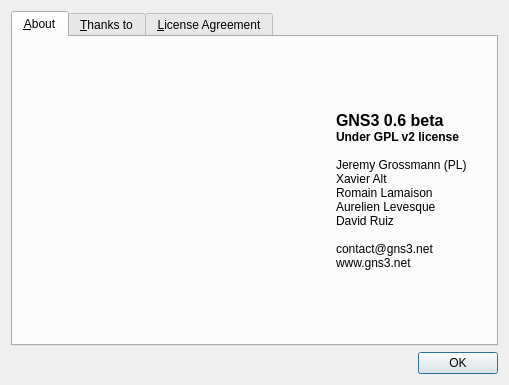
GNS3/gns3-legacy, file src/GNS3/Ui/Form_About.ui: the form before one commit.
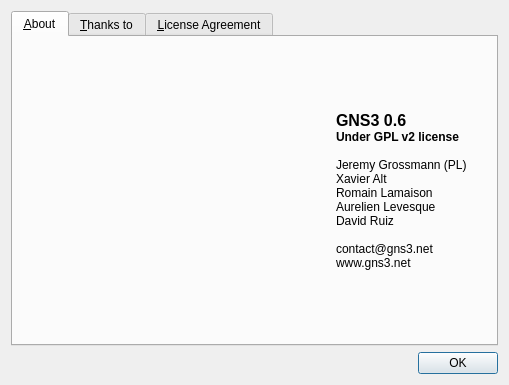
The form after the commit. Icons and pictures are not drawn.

Diff of the .ui file:
```diff
--- a/src/GNS3/Ui/Form_About.ui
+++ b/src/GNS3/Ui/Form_About.ui
@@ -45,7 +45,7 @@
           <string>&lt;html>&lt;head>&lt;meta name="qrichtext" content="1" />&lt;style type="text/css">
 p, li { white-space: pre-wrap; }
 &lt;/style>&lt;/head>&lt;body style=" font-family:'Sans Serif'; font-size:9pt; font-weight:400; font-style:normal;">
-&lt;p style=" margin-top:0px; margin-bottom:0px; margin-left:0px; margin-right:0px; -qt-block-indent:0; text-indent:0px;">&lt;span style=" font-size:12pt; font-weight:600;">GNS3 0.6 beta&lt;/span>&lt;/p>
+&lt;p style=" margin-top:0px; margin-bottom:0px; margin-left:0px; margin-right:0px; -qt-block-indent:0; text-indent:0px;">&lt;span style=" font-size:12pt; font-weight:600;">GNS3 0.6&lt;/span>&lt;/p>
 &lt;p style=" margin-top:0px; margin-bottom:0px; margin-left:0px; margin-right:0px; -qt-block-indent:0; text-indent:0px; font-weight:600;">Under GPL v2 license&lt;/p>
 &lt;p style="-qt-paragraph-type:empty; margin-top:0px; margin-bottom:0px; margin-left:0px; margin-right:0px; -qt-block-indent:0; text-indent:0px; font-weight:600;">&lt;/p>
 &lt;p style=" margin-top:0px; margin-bottom:0px; margin-left:0px; margin-right:0px; -qt-block-indent:0; text-indent:0px; font-weight:600;">&lt;span style=" font-weight:400;">Jeremy Grossmann (PL)&lt;/span>&lt;/p>
```
